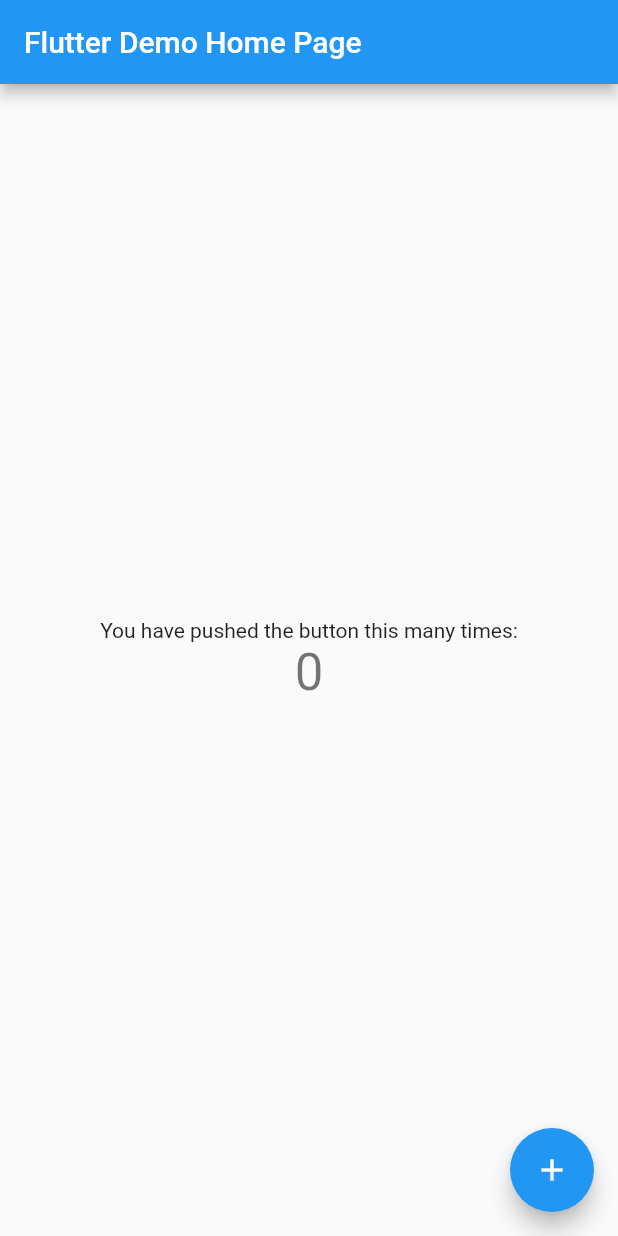
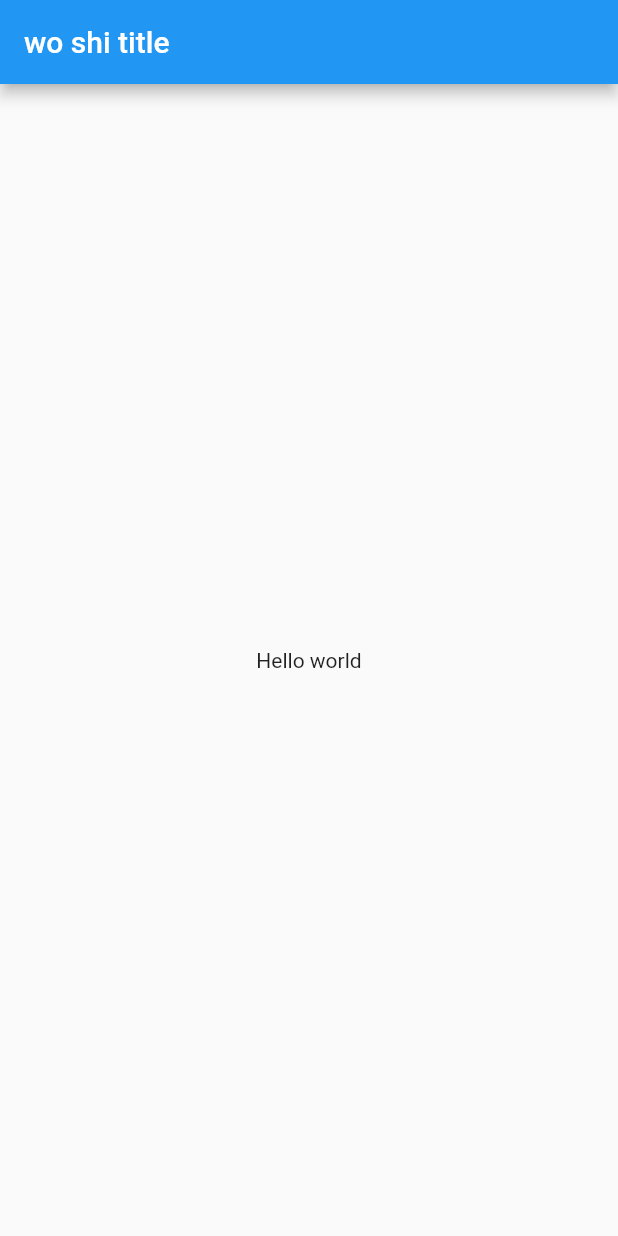
Before and after one commit to scalerone/flutter-demo, a Flutter app: the screen it shows after launch, on a phone screen of 412 x 824 dp. Run offline on Flutter 3.47's test engine with Material 2 defaults, Android fonts, the phone set to English and light mode, and no system bars.

Commit message:
无状态组件-helloworld

```diff
--- a/lib/main.dart
+++ b/lib/main.dart
@@ -8,104 +8,20 @@ class MyApp extends StatelessWidget {
   Widget build(BuildContext context) {
     return MaterialApp(
       title: 'Flutter Demo',
-      theme: ThemeData(
-        // This is the theme of your application.
-        //
-        // Try running your application with "flutter run". You'll see the
-        // application has a blue toolbar. Then, without quitting the app, try
-        // changing the primarySwatch below to Colors.green and then invoke
-        // "hot reload" (press "r" in the console where you ran "flutter run",
-        // or simply save your changes to "hot reload" in a Flutter IDE).
-        // Notice that the counter didn't reset back to zero; the application
-        // is not restarted.
-        primarySwatch: Colors.blue,
-      ),
-      home: MyHomePage(title: 'Flutter Demo Home Page'),
+      home: MyHomePage(),
     );
   }
 }
 
-class MyHomePage extends StatefulWidget {
-  MyHomePage({Key key, this.title}) : super(key: key);
+class MyHomePage extends StatelessWidget {
 
-  // This widget is the home page of your application. It is stateful, meaning
-  // that it has a State object (defined below) that contains fields that affect
-  // how it looks.
-
-  // This class is the configuration for the state. It holds the values (in this
-  // case the title) provided by the parent (in this case the App widget) and
-  // used by the build method of the State. Fields in a Widget subclass are
-  // always marked "final".
-
-  final String title;
-
-  @override
-  _MyHomePageState createState() => _MyHomePageState();
-}
-
-class _MyHomePageState extends State<MyHomePage> {
-  int _counter = 0;
-
-  void _incrementCounter() {
-    setState(() {
-      // This call to setState tells the Flutter framework that something has
-      // changed in this State, which causes it to rerun the build method below
-      // so that the display can reflect the updated values. If we changed
-      // _counter without calling setState(), then the build method would not be
-      // called again, and so nothing would appear to happen.
-      _counter++;
-    });
-  }
-
-  @override
+ @override
   Widget build(BuildContext context) {
-    // This method is rerun every time setState is called, for instance as done
-    // by the _incrementCounter method above.
-    //
-    // The Flutter framework has been optimized to make rerunning build methods
-    // fast, so that you can just rebuild anything that needs updating rather
-    // than having to individually change instances of widgets.
     return Scaffold(
-      appBar: AppBar(
-        // Here we take the value from the MyHomePage object that was created by
-        // the App.build method, and use it to set our appbar title.
-        title: Text(widget.title),
-      ),
-      body: Center(
-        // Center is a layout widget. It takes a single child and positions it
-        // in the middle of the parent.
-        child: Column(
-          // Column is also a layout widget. It takes a list of children and
-          // arranges them vertically. By default, it sizes itself to fit its
-          // children horizontally, and tries to be as tall as its parent.
-          //
-          // Invoke "debug painting" (press "p" in the console, choose the
-          // "Toggle Debug Paint" action from the Flutter Inspector in Android
-          // Studio, or the "Toggle Debug Paint" command in Visual Studio Code)
-          // to see the wireframe for each widget.
-          //
-          // Column has various properties to control how it sizes itself and
-          // how it positions its children. Here we use mainAxisAlignment to
-          // center the children vertically; the main axis here is the vertical
-          // axis because Columns are vertical (the cross axis would be
-          // horizontal).
-          mainAxisAlignment: MainAxisAlignment.center,
-          children: <Widget>[
-            Text(
-              'You have pushed the button this many times:',
-            ),
-            Text(
-              '$_counter',
-              style: Theme.of(context).textTheme.display1,
-            ),
-          ],
+        appBar: AppBar(
+          title: Text("wo shi title"),
         ),
-      ),
-      floatingActionButton: FloatingActionButton(
-        onPressed: _incrementCounter,
-        tooltip: 'Increment',
-        child: Icon(Icons.add),
-      ), // This trailing comma makes auto-formatting nicer for build methods.
+        body: Center(child: Text('Hello world')),
     );
   }
 }
```
